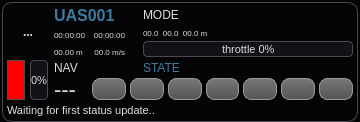
First picture: the form in src/ui/UASView.ui, repository mpaperno/qgroundcontrol_aq, before the edit.
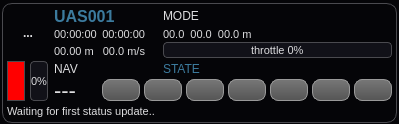
Second picture: the form after the edit. Icons and pictures are not drawn.

Commit message: Increase font sizes in UASview.

Diff of the .ui file:
```diff
--- a/src/ui/UASView.ui
+++ b/src/ui/UASView.ui
@@ -7,7 +7,7 @@
     <x>0</x>
     <y>0</y>
     <width>360</width>
-    <height>121</height>
+    <height>124</height>
    </rect>
   </property>
   <property name="sizePolicy">
@@ -16,18 +16,17 @@
     <verstretch>0</verstretch>
    </sizepolicy>
   </property>
-  <property name="minimumSize">
-   <size>
-    <width>260</width>
-    <height>0</height>
-   </size>
-  </property>
   <property name="maximumSize">
    <size>
     <width>360</width>
     <height>16777215</height>
    </size>
   </property>
+  <property name="font">
+   <font>
+    <pointsize>-1</pointsize>
+   </font>
+  </property>
   <property name="windowTitle">
    <string>Form</string>
   </property>
@@ -64,23 +63,23 @@
 }
 
 QLabel#positionLabel {
-	font: 8px;
+	/* font: 8px; */
 }
 
 QLabel#timeElapsedLabel {
-	font: 8px;
+	/* font: 8px; */
 }
 
 QLabel#groundDistanceLabel {
-	font: 8px;
+	/* font: 8px; */
 }
 
 QLabel#speedLabel {
-	font: 8px;
+	/* font: 8px; */
 }
 
 QLabel#timeRemainingLabel {
-	font: 8px;
+	/* font: 8px; */
 }
 
 QLabel#waypointLabel {
@@ -260,18 +259,6 @@
        <verstretch>0</verstretch>
       </sizepolicy>
      </property>
-     <property name="minimumSize">
-      <size>
-       <width>0</width>
-       <height>0</height>
-      </size>
-     </property>
-     <property name="maximumSize">
-      <size>
-       <width>16777215</width>
-       <height>130</height>
-      </size>
-     </property>
      <property name="title">
       <string/>
      </property>
@@ -379,12 +366,15 @@
       </item>
       <item row="1" column="2" rowspan="3">
        <widget class="QLabel" name="timeRemainingLabel">
+        <property name="sizePolicy">
+         <sizepolicy hsizetype="Expanding" vsizetype="Expanding">
+          <horstretch>0</horstretch>
+          <verstretch>0</verstretch>
+         </sizepolicy>
+        </property>
         <property name="font">
          <font>
           <pointsize>-1</pointsize>
-          <weight>50</weight>
-          <italic>false</italic>
-          <bold>false</bold>
          </font>
         </property>
         <property name="toolTip">
@@ -403,12 +393,15 @@
       </item>
       <item row="1" column="3" rowspan="3" colspan="2">
        <widget class="QLabel" name="timeElapsedLabel">
+        <property name="sizePolicy">
+         <sizepolicy hsizetype="Expanding" vsizetype="Expanding">
+          <horstretch>0</horstretch>
+          <verstretch>0</verstretch>
+         </sizepolicy>
+        </property>
         <property name="font">
          <font>
           <pointsize>-1</pointsize>
-          <weight>50</weight>
-          <italic>false</italic>
-          <bold>false</bold>
          </font>
         </property>
         <property name="toolTip">
@@ -448,12 +441,15 @@
       </item>
       <item row="4" column="2">
        <widget class="QLabel" name="groundDistanceLabel">
+        <property name="sizePolicy">
+         <sizepolicy hsizetype="Expanding" vsizetype="Expanding">
+          <horstretch>0</horstretch>
+          <verstretch>0</verstretch>
+         </sizepolicy>
+        </property>
         <property name="font">
          <font>
           <pointsize>-1</pointsize>
-          <weight>50</weight>
-          <italic>false</italic>
-          <bold>false</bold>
          </font>
         </property>
         <property name="toolTip">
@@ -472,12 +468,15 @@
       </item>
       <item row="4" column="3" colspan="2">
        <widget class="QLabel" name="speedLabel">
+        <property name="sizePolicy">
+         <sizepolicy hsizetype="Expanding" vsizetype="Expanding">
+          <horstretch>0</horstretch>
+          <verstretch>0</verstretch>
+         </sizepolicy>
+        </property>
         <property name="font">
          <font>
           <pointsize>-1</pointsize>
-          <weight>50</weight>
-          <italic>false</italic>
-          <bold>false</bold>
          </font>
         </property>
         <property name="toolTip">
@@ -584,6 +583,12 @@
       </item>
       <item row="2" column="6" colspan="2">
        <widget class="QLabel" name="positionLabel">
+        <property name="sizePolicy">
+         <sizepolicy hsizetype="Expanding" vsizetype="Expanding">
+          <horstretch>0</horstretch>
+          <verstretch>0</verstretch>
+         </sizepolicy>
+        </property>
         <property name="minimumSize">
          <size>
           <width>0</width>
@@ -599,9 +604,6 @@
         <property name="font">
          <font>
           <pointsize>-1</pointsize>
-          <weight>50</weight>
-          <italic>false</italic>
-          <bold>false</bold>
          </font>
         </property>
         <property name="toolTip">
```
Left out of the diff: 33 changed lines with no effect on the pictures. The commit also changes 1 other file.
